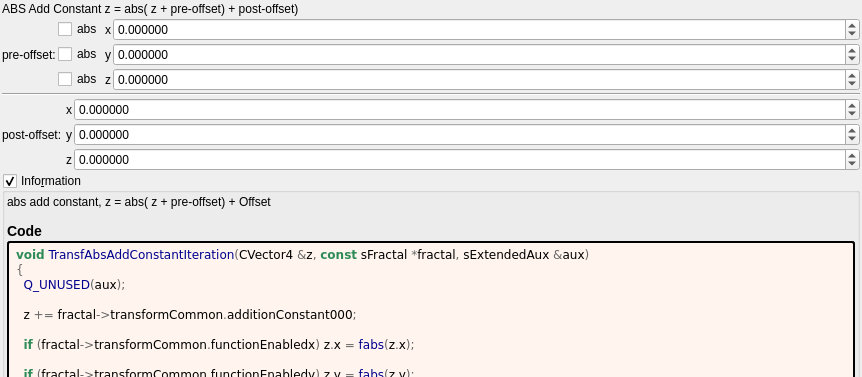
The window that mandelbulber2/formula/ui/transf_abs_add_constant.ui (buddhi1980/mandelbulber2) describes before a commit, drawn with Qt 5; both pictures show x 0 to 862 and y 0 to 377 of the 862 by 1005 pixel window.
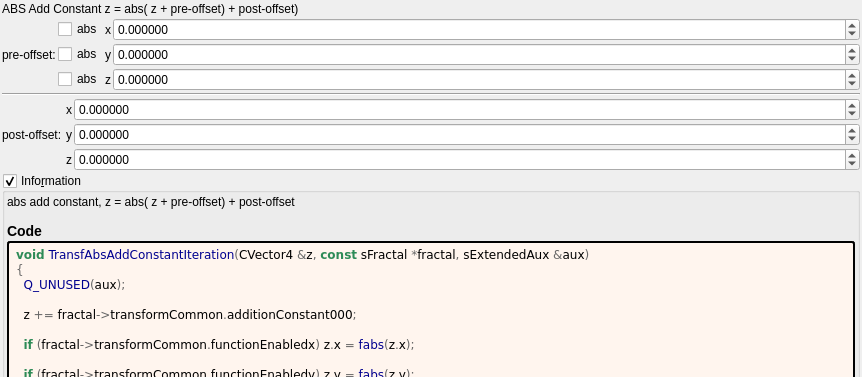
The same window after the commit. Custom widgets are drawn as their Qt base class.

Patch:
```diff
--- a/mandelbulber2/formula/ui/transf_abs_add_constant.ui
+++ b/mandelbulber2/formula/ui/transf_abs_add_constant.ui
@@ -350,7 +350,7 @@
       <item>
        <widget class="QLabel" name="label_information_general">
         <property name="text">
-         <string notr="true">&lt;p&gt;abs add  constant,  z = abs( z + pre-offset) + Offset&lt;/p&gt;&lt;table&gt;
+         <string notr="true">&lt;p&gt;abs add  constant,  z = abs( z + pre-offset) + post-offset&lt;/p&gt;&lt;table&gt;
 &lt;/table&gt;
 &lt;h3&gt;Code&lt;/h3&gt;</string>
         </property>
```
Left out of the diff: 2 changed lines with no effect on the pictures.
